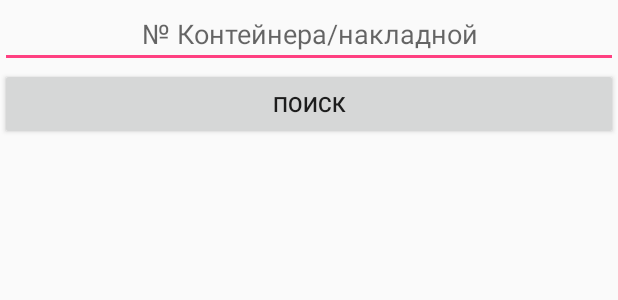
After one commit to Fizik2/ClientApp, an Android app: the layout fragment_tracker.xml on its own in the app's theme, with its tools: preview values and no code run, on a phone screen of 412 x 824 dp. The commit adds this screen. Shown: the top 300 px of the screen. Run offline under Robolectric (Android 15) with nearby library versions, the phone set to English and light mode, and no system bars.

Commit message:
Bottom bar implemented. Tracker template done.

```diff
--- a/app/build.gradle
+++ b/app/build.gradle
@@ -29,5 +29,6 @@ dependencies {
     compile 'com.android.support.constraint:constraint-layout:1.0.2'
     compile 'com.squareup.retrofit2:retrofit:2.3.0'
     compile 'com.squareup.retrofit2:converter-gson:2.1.0'
+    compile 'com.aurelhubert:ahbottomnavigation:0.1.3'
     testCompile 'junit:junit:4.12'
 }
--- /dev/null
+++ b/app/src/main/res/layout/fragment_request.xml
@@ -0,0 +1,6 @@
+<?xml version="1.0" encoding="utf-8"?>
+<android.support.constraint.ConstraintLayout
+    xmlns:android="http://schemas.android.com/apk/res/android" android:layout_width="match_parent"
+    android:layout_height="match_parent">
+
+</android.support.constraint.ConstraintLayout>
--- /dev/null
+++ b/app/src/main/res/layout/fragment_tracker.xml
@@ -0,0 +1,56 @@
+<?xml version="1.0" encoding="utf-8"?>
+<LinearLayout xmlns:android="http://schemas.android.com/apk/res/android"
+    android:layout_width="match_parent"
+    android:layout_height="match_parent"
+    android:orientation="vertical">
+
+    <AutoCompleteTextView
+        android:id="@+id/tracker_text"
+        android:layout_width="match_parent"
+        android:layout_height="wrap_content"
+        android:hint="@string/prompt_tracker"
+        android:inputType="text"
+        android:maxLines="1"
+        android:singleLine="true"
+        android:textAlignment="center" />
+
+    <Button
+        android:id="@+id/tracker_button"
+        android:layout_width="match_parent"
+        android:layout_height="wrap_content"
+        android:text="@string/tracker_button_text" />
+
+    <TextView
+        android:id="@+id/tracker_last_place_prompt"
+        android:layout_width="match_parent"
+        android:layout_height="wrap_content"
+        android:layout_margin="@dimen/fab_margin"
+        android:text="@string/tracker_last_place_prompt"
+        android:textStyle="bold"
+        android:visibility="invisible" />
+
+    <TextView
+        android:id="@+id/tracker_last_place_text"
+        android:layout_width="match_parent"
+        android:layout_height="wrap_content"
+        android:layout_marginStart="@dimen/fab_margin_double"
+        android:visibility="invisible" />
+
+    <TextView
+        android:id="@+id/tracker_status_prompt"
+        android:layout_width="match_parent"
+        android:layout_height="wrap_content"
+        android:layout_margin="@dimen/fab_margin"
+        android:text="@string/tracker_status_prompt"
+        android:textStyle="bold"
+        android:visibility="invisible" />
+
+    <TextView
+        android:id="@+id/tracker_status_text"
+        android:layout_width="match_parent"
+        android:layout_height="wrap_content"
+        android:layout_marginStart="@dimen/fab_margin_double"
+        android:visibility="invisible" />
+
+
+</LinearLayout>
--- a/app/src/main/res/values/dimens.xml
+++ b/app/src/main/res/values/dimens.xml
@@ -3,4 +3,5 @@
     <dimen name="activity_horizontal_margin">16dp</dimen>
     <dimen name="activity_vertical_margin">16dp</dimen>
     <dimen name="fab_margin">16dp</dimen>
+    <dimen name="fab_margin_double">32dp</dimen>
 </resources>
--- a/app/src/main/res/values/strings.xml
+++ b/app/src/main/res/values/strings.xml
@@ -13,4 +13,11 @@
     <string name="error_field_required">This field is required</string>
     <string name="permission_rationale">"Contacts permissions are needed for providing email completions."</string>
     <string name="title_activity_main">MainActivity</string>
+    <string name="tracker_navigation">Трекер</string>
+    <string name="request_navigation">Заявка</string>
+    <string name="useful_navigation">Полезное</string>
+    <string name="tracker_button_text">Поиск</string>
+    <string name="prompt_tracker">№ Контейнера/накладной</string>
+    <string name="tracker_last_place_prompt">Пункт последнего местонахождения</string>
+    <string name="tracker_status_prompt">Статус груза</string>
 </resources>
```
Also changed, not shown: app/src/main/java/ru/atc_consulting/clientapp/activities/MainActivity.java (+51 -0 lines), app/src/main/java/ru/atc_consulting/clientapp/adapters/BottomBarAdapter.java (added, +31 -0 lines), app/src/main/java/ru/atc_consulting/clientapp/adapters/SmartFragmentStatePagerAdapter.java (added, +41 -0 lines), app/src/main/java/ru/atc_consulting/clientapp/fragments/RequestFragment.java (added, +18 -0 lines), app/src/main/java/ru/atc_consulting/clientapp/fragments/TrackerFragment.java (added, +57 -0 lines), app/src/main/java/ru/atc_consulting/clientapp/help/NoSwipePager.java (added, +35 -0 lines), app/src/main/res/layout/activity_main.xml (+19 -4 lines).
